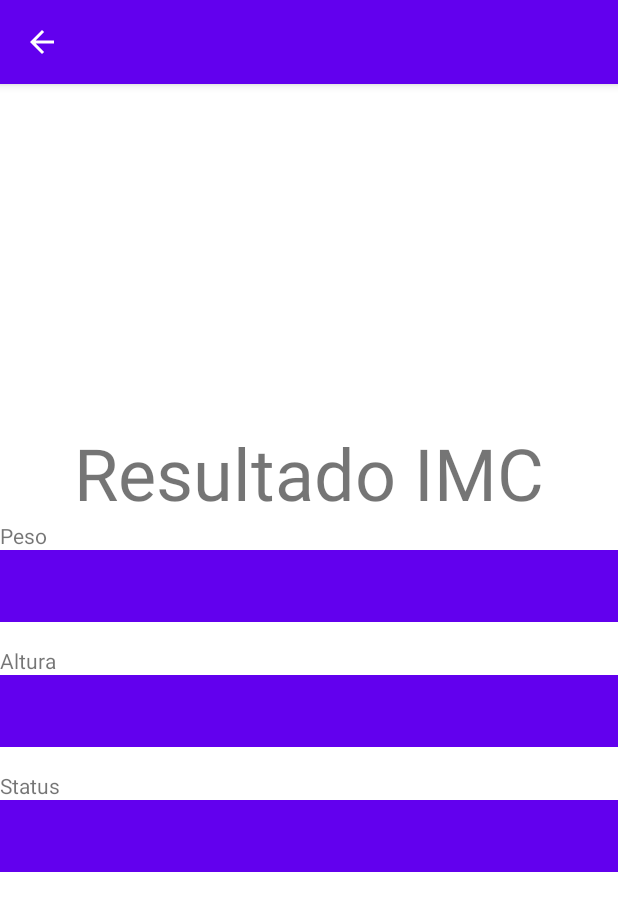
After one commit to Danilomunhe/CalculadoraImc, an Android app: the ResultadoImcActivity screen opened directly, with no data from a screen before it, on a phone screen of 412 x 824 dp. The commit adds this screen. Shown: the top 911 px of the screen. Run offline under Robolectric (Android 15) with nearby library versions, the phone set to English and light mode, and no system bars.

Commit message:
Fazendo uma activity interagir com outra

```diff
--- /dev/null
+++ b/app/src/main/java/com/senai/calculadoraimc/ResultadoImcActivity.kt
@@ -0,0 +1,26 @@
+package com.senai.calculadoraimc
+
+import android.content.Intent
+import androidx.appcompat.app.AppCompatActivity
+import android.os.Bundle
+import android.widget.TextView
+
+class ResultadoImcActivity : AppCompatActivity() {
+    override fun onCreate(savedInstanceState: Bundle?) {
+        super.onCreate(savedInstanceState)
+        setContentView(R.layout.activity_resultado_imc)
+
+        val pesoTextView = findViewById<TextView>(R.id.peso)
+        val alturaTextView = findViewById<TextView>(R.id.altura)
+        val statusTextView = findViewById<TextView>(R.id.status)
+
+        val intent:Intent = getIntent()
+        val actionBar = supportActionBar
+
+        actionBar!!.setDefaultDisplayHomeAsUpEnabled(true)
+
+        pesoTextView.text = intent.getStringExtra("peso")
+        alturaTextView.text = intent.getStringExtra("altura")
+        statusTextView.text = intent.getStringExtra("status")
+    }
+}
--- /dev/null
+++ b/app/src/main/res/layout/activity_resultado_imc.xml
@@ -0,0 +1,51 @@
+<?xml version="1.0" encoding="utf-8"?>
+<LinearLayout
+    xmlns:android="http://schemas.android.com/apk/res/android"
+    xmlns:app="http://schemas.android.com/apk/res-auto"
+    xmlns:tools="http://schemas.android.com/tools"
+    android:layout_width="match_parent"
+    android:layout_height="match_parent"
+    tools:context=".ResultadoImcActivity"
+    android:orientation="vertical"
+    android:gravity="center">
+
+    <TextView
+        android:layout_width="wrap_content"
+        android:layout_height="wrap_content"
+        android:text="Resultado IMC"
+        android:textSize="48sp"/>
+    <LinearLayout
+        android:layout_width="match_parent"
+        android:layout_height="wrap_content"
+        android:orientation="vertical"
+        >
+
+        <TextView
+            android:text="Peso"
+            style="@style/label" />
+
+        <TextView
+            android:id="@+id/peso"
+            style="@style/campos" />
+
+        <TextView
+            android:text="Altura"
+            style="@style/label" />
+
+        <TextView
+            android:id="@+id/altura"
+            style="@style/campos" />
+
+        <TextView
+            android:text="Status"
+            style="@style/label" />
+
+        <TextView
+            android:id="@+id/status"
+            style="@style/campos" />
+
+
+
+    </LinearLayout>
+
+</LinearLayout>
--- /dev/null
+++ b/app/src/main/res/values/styles.xml
@@ -0,0 +1,17 @@
+<?xml version="1.0" encoding="utf-8"?>
+<resources>
+
+    <style name="label">
+        <item name="android:layout_width">wrap_content</item>
+        <item name="android:layout_height">wrap_content</item>
+    </style>
+
+    <style name="campos">
+        <item name="android:layout_width">match_parent</item>
+        <item name="android:layout_height">48dp</item>
+        <item name="android:background">@color/purple_500</item>
+        <item name="android:textColor">@color/white</item>
+        <item name="android:layout_marginBottom">16dp</item>
+        <item name="android:textSize">18dp</item>
+    </style>
+</resources>
```
Also changed, not shown: app/src/main/AndroidManifest.xml (+6 -1 lines), app/src/main/java/com/senai/calculadoraimc/ImcDados.kt (+6 -6 lines), app/src/main/java/com/senai/calculadoraimc/MainActivity.kt (+6 -8 lines), app/src/main/res/layout/activity_main.xml (+1 -8 lines).
